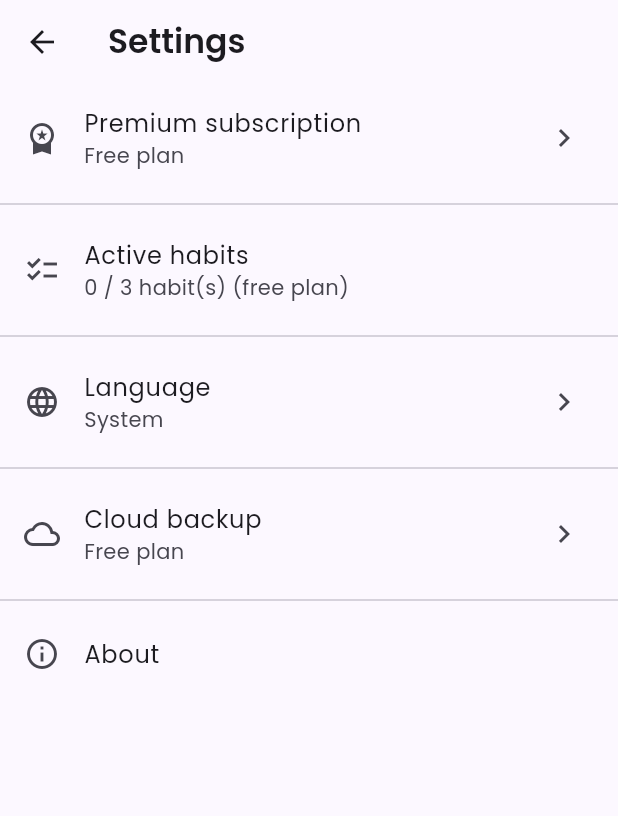
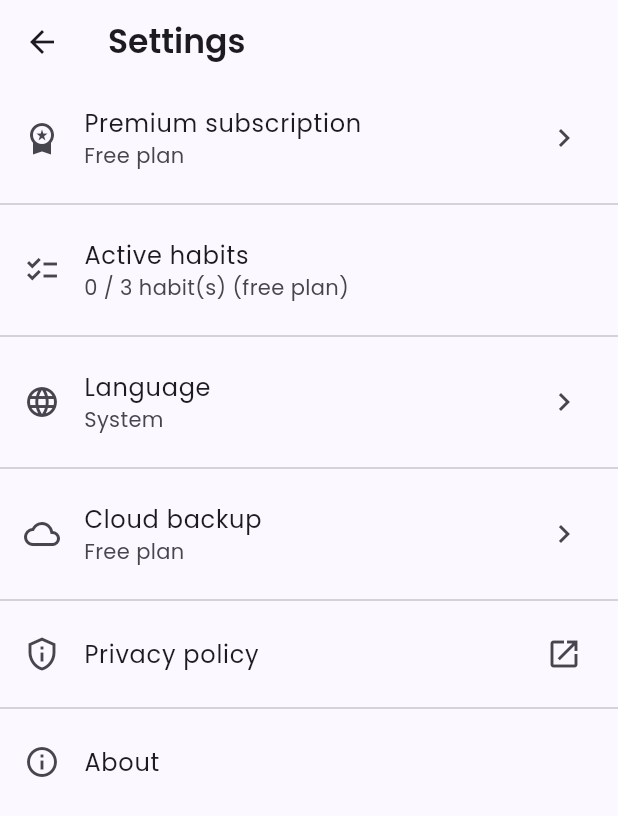
Before and after one commit to slim57000/apptest, a Flutter app: the screen it shows after launch, after a tap on the "settings" icon, on a phone screen of 412 x 824 dp. Shown: the top 816 px of the screen. Run offline on Flutter 3.47's test engine with Material 3 defaults, Android fonts, the phone set to English and light mode, and no system bars; our stand-ins replace confetti, fl_chart, flutter_animate, flutter_local_notifications, google_fonts, in_app_purchase and 4 more; missing offline and left inert: health; accounts and stored records are empty; generated files the repository leaves out were written again.

```diff
--- a/lib/l10n/app_en.arb
+++ b/lib/l10n/app_en.arb
@@ -160,5 +160,7 @@
   "restoreConfirmTitle": "Restore this backup?",
   "restoreConfirmContent": "This will replace all habits currently on this device with the ones from the latest cloud backup.",
   "restoreSuccess": "Habits restored!",
-  "noBackupFound": "No backup found."
+  "noBackupFound": "No backup found.",
+
+  "privacyPolicyLabel": "Privacy policy"
 }
--- a/lib/l10n/app_fr.arb
+++ b/lib/l10n/app_fr.arb
@@ -457,5 +457,8 @@
   "@restoreSuccess": {},
 
   "noBackupFound": "Aucune sauvegarde trouvée.",
-  "@noBackupFound": {}
+  "@noBackupFound": {},
+
+  "privacyPolicyLabel": "Politique de confidentialité",
+  "@privacyPolicyLabel": {}
 }
--- a/lib/screens/settings_screen.dart
+++ b/lib/screens/settings_screen.dart
@@ -1,6 +1,7 @@
 import 'package:flutter/material.dart';
 import 'package:intl/intl.dart';
 import 'package:provider/provider.dart';
+import 'package:url_launcher/url_launcher.dart';
 
 import '../l10n/app_localizations.dart';
 import '../providers/backup_provider.dart';
@@ -8,6 +9,11 @@ import '../providers/habits_provider.dart';
 import '../providers/locale_provider.dart';
 import '../providers/premium_provider.dart';
 import 'paywall_screen.dart';
+
+/// Politique de confidentialité hébergée sur GitHub Pages (voir
+/// `docs/privacy-policy.html` — nécessite d'activer Pages une fois dans
+/// les réglages du dépôt, voir le README).
+const _privacyPolicyUrl = 'https://slim57000.github.io/apptest/privacy-policy.html';
 
 /// `Navigator.pop` avec `null` est indiscernable entre "l'utilisateur a
 /// choisi Système" et "fermeture du dialogue sans choix (tap en dehors)" :
@@ -83,6 +89,16 @@ class _SettingsScreenState extends State<SettingsScreen> {
                 MaterialPageRoute(builder: (_) => const PaywallScreen()),
               ),
             ),
+          const Divider(),
+          ListTile(
+            leading: const Icon(Icons.privacy_tip_outlined),
+            title: Text(l10n.privacyPolicyLabel),
+            trailing: const Icon(Icons.open_in_new),
+            onTap: () => launchUrl(
+              Uri.parse(_privacyPolicyUrl),
+              mode: LaunchMode.externalApplication,
+            ),
+          ),
           const Divider(),
           AboutListTile(
             icon: const Icon(Icons.info_outline),
--- a/pubspec.yaml
+++ b/pubspec.yaml
@@ -47,6 +47,9 @@ dependencies:
   # Défis entre amis (backend Supabase — voir supabase/schema.sql)
   supabase_flutter: ^2.17.2
 
+  # Ouvrir la politique de confidentialité depuis les réglages
+  url_launcher: ^6.3.1
+
 dev_dependencies:
   flutter_test:
     sdk: flutter
```
Also changed, not shown: pubspec.lock, 2 other files.
